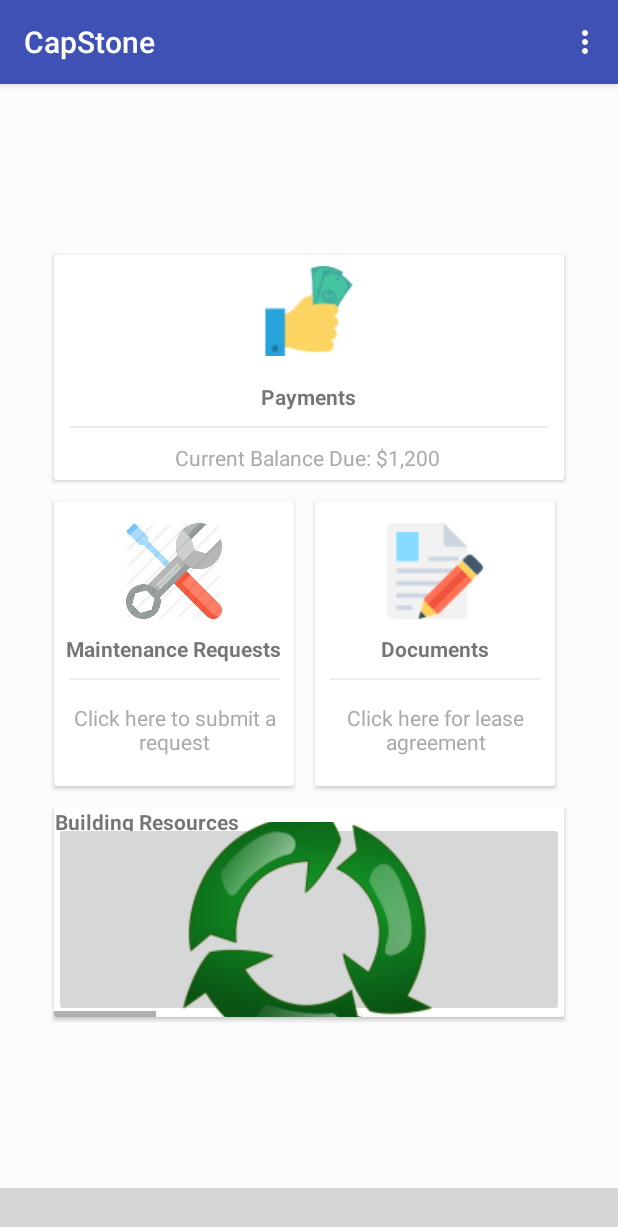
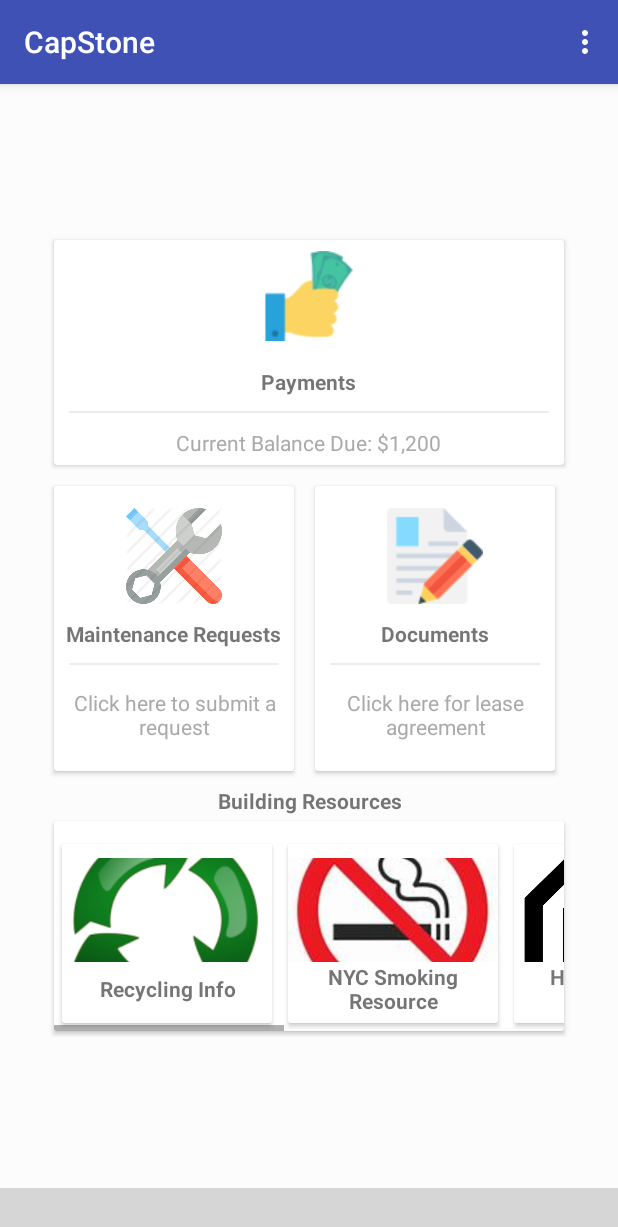
Before and after one commit to jervona/Abode, an Android app: the DashBoardFragment screen opened directly, with no data from a screen before it, on a phone screen of 412 x 824 dp. Shown: the top 1227 px of the screen. Run offline under Robolectric (Android 15) with nearby library versions, the phone set to English and light mode, and no system bars; our stand-ins replace ButterKnife, Firebase (no records; nobody signed in at launch, a user with empty details on screens opened directly); libraries missing offline, so code that uses them is left out: com.aurelhubert.ahbottomnavigation, com.paypal.android; plain views replace AHBottomNavigation; 12 statements that could not run were skipped; grey boxes are pictures that could not be loaded.

Commit message:
fix item view for Building resources and placed the related code inside a method

```diff
--- a/app/build.gradle
+++ b/app/build.gradle
@@ -43,5 +43,6 @@ dependencies {
     compile 'com.android.support:recyclerview-v7:26.1.0'
     implementation 'com.github.aakira:expandable-layout:1.6.0@aar'
     implementation 'com.google.code.gson:gson:2.2.4'
+    compile 'com.paypal.sdk:paypal-android-sdk:2.14.1'
 }
 apply plugin: 'com.google.gms.google-services'
--- a/app/src/main/java/nyc/c4q/capstone/BottomNavFragment/DashBoardFragment.java
+++ b/app/src/main/java/nyc/c4q/capstone/BottomNavFragment/DashBoardFragment.java
@@ -6,27 +6,19 @@ import android.os.Bundle;
 import android.support.annotation.NonNull;
 import android.support.annotation.Nullable;
 import android.support.v4.app.Fragment;
-import android.support.v4.app.FragmentManager;
-import android.support.v4.app.FragmentTransaction;
 import android.support.v7.widget.LinearLayoutManager;
 import android.support.v7.widget.RecyclerView;
-import android.util.Log;
 import android.view.LayoutInflater;
 import android.view.Menu;
 import android.view.MenuInflater;
 import android.view.MenuItem;
 import android.view.View;
 import android.view.ViewGroup;
-import android.widget.ImageButton;
 import android.widget.LinearLayout;
-import android.widget.Switch;
 
 import com.google.android.gms.auth.api.Auth;
 import com.google.firebase.auth.FirebaseAuth;
-import com.google.firebase.database.DataSnapshot;
-import com.google.firebase.database.DatabaseError;
 import com.google.firebase.database.FirebaseDatabase;
-import com.google.firebase.database.ValueEventListener;
 
 import java.util.ArrayList;
 import java.util.List;
@@ -34,12 +26,10 @@ import java.util.List;
 import nyc.c4q.capstone.MainActivity;
 import nyc.c4q.capstone.R;
 import nyc.c4q.capstone.dash_controller.DashAdapter;
-import nyc.c4q.capstone.dash_controller.Dash_Rv_Model;
+import nyc.c4q.capstone.dash_controller.DashRvModel;
 import nyc.c4q.capstone.database.TenantDataBaseHelper;
 import nyc.c4q.capstone.datamodels.Tickets;
 import nyc.c4q.capstone.datamodels.UserApartmentInfo;
-import nyc.c4q.capstone.maintenance.NewRequestFragment;
-import nyc.c4q.capstone.maintenance.SubmittedAdapter;
 import nyc.c4q.capstone.signupactivites.SignInActivity;
 
 
@@ -66,19 +56,7 @@ public class DashBoardFragment extends Fragment {
                              Bundle savedInstanceState) {
         rootView = inflater.inflate(R.layout.fragment_dash_board, container, false);
         setHasOptionsMenu(true);
-
-        RecyclerView recyclerView = rootView.findViewById(R.id.my_recycler_view);
-        List<Dash_Rv_Model> models = new ArrayList<>();
-        models.add(new Dash_Rv_Model(R.drawable.recycle2,"Recycling Info","http://www1.nyc.gov/site/hpd/renters/harassment.page"));
-        models.add(new Dash_Rv_Model(R.drawable.no_smoking,"NYC Smoking Resource","http://www1.nyc.gov/nyc-resources/service/2493/smoking"));
-        models.add(new Dash_Rv_Model(R.drawable.housingcourtanswerslogo,"Housing Court Questions","http://housingcourtanswers.org/"));
-        models.add(new Dash_Rv_Model(R.drawable.nyc_logo,"NYC Rent Increase Info","http://www1.nyc.gov/nyc-resources/service/2069/new-york-city-rent-increase"));
-        models.add(new Dash_Rv_Model(R.drawable.nyc_logo,"Are you Being Harassedd","http://www1.nyc.gov/site/hpd/renters/harassment.page"));
-
-        DashAdapter dashAdapter = new DashAdapter(models);
-        LinearLayoutManager linearLayoutManager = new LinearLayoutManager(getContext(),LinearLayoutManager.HORIZONTAL,false);
-        recyclerView.setAdapter(dashAdapter);
-        recyclerView.setLayoutManager(linearLayoutManager);
+        resources();
 
 
         return rootView;
@@ -89,7 +67,6 @@ public class DashBoardFragment extends Fragment {
     public void onViewCreated(@NonNull View view, @Nullable Bundle savedInstanceState) {
         super.onViewCreated(view, savedInstanceState);
         db = TenantDataBaseHelper.getInstance(FirebaseDatabase.getInstance());
-
 
     }
 
@@ -115,7 +92,21 @@ public class DashBoardFragment extends Fragment {
     }
 
     public static void giveStuff(List<Tickets> messages, UserApartmentInfo user) {
-        Log.e("User",user.getAPT());
-        Log.e("mess",messages.size()+"");
+
+    }
+
+
+    public void resources() {
+        RecyclerView recyclerView = rootView.findViewById(R.id.my_recycler_view);
+        List<DashRvModel> models = new ArrayList<>();
+        models.add(new DashRvModel(R.drawable.recycle2, "Recycling Info", "http://www1.nyc.gov/site/hpd/renters/harassment.page"));
+        models.add(new DashRvModel(R.drawable.no_smoking, "NYC Smoking Resource", "http://www1.nyc.gov/nyc-resources/service/2493/smoking"));
+        models.add(new DashRvModel(R.drawable.housingcourtanswerslogo, "Housing Court Questions", "http://housingcourtanswers.org/"));
+        models.add(new DashRvModel(R.drawable.nyc_logo, "NYC Rent Increase Info", "http://www1.nyc.gov/nyc-resources/service/2069/new-york-city-rent-increase"));
+        models.add(new DashRvModel(R.drawable.nyc_logo, "Are you Being Harassedd", "http://www1.nyc.gov/site/hpd/renters/harassment.page"));
+        DashAdapter dashAdapter = new DashAdapter(models);
+        LinearLayoutManager linearLayoutManager = new LinearLayoutManager(getContext(), LinearLayoutManager.HORIZONTAL, false);
+        recyclerView.setAdapter(dashAdapter);
+        recyclerView.setLayoutManager(linearLayoutManager);
     }
 }
--- a/app/src/main/java/nyc/c4q/capstone/BottomNavFragment/MaintanceFragment.java
+++ b/app/src/main/java/nyc/c4q/capstone/BottomNavFragment/MaintanceFragment.java
@@ -31,6 +31,7 @@ import com.google.firebase.database.GenericTypeIndicator;
 import com.google.firebase.database.ValueEventListener;
 import com.google.firebase.storage.FirebaseStorage;
 
+import java.util.Collections;
 import java.util.List;
 
 import butterknife.BindView;
@@ -79,7 +80,6 @@ public class MaintanceFragment extends Fragment {
         setHasOptionsMenu(true);
         ButterKnife.bind(this, rootView);
         layoutManager = new LinearLayoutManager(getContext());
-        layoutManager.setReverseLayout(true);
         recyclerView.setLayoutManager(layoutManager);
         return rootView;
     }
@@ -121,6 +121,7 @@ public class MaintanceFragment extends Fragment {
                 GenericTypeIndicator<List<Tickets>> t = new GenericTypeIndicator<List<Tickets>>() {};
                 ticketsList = dataSnapshot.getValue(t);
                 if (ticketsList != null) {
+                    Collections.reverse(ticketsList);
                     adapter.updateTicketListItems(ticketsList);
                 }
             }
--- a/app/src/main/java/nyc/c4q/capstone/dash_controller/DashAdapter.java
+++ b/app/src/main/java/nyc/c4q/capstone/dash_controller/DashAdapter.java
@@ -16,9 +16,9 @@ import nyc.c4q.capstone.R;
 public class DashAdapter extends RecyclerView.Adapter<DashHolder> {
 
 
-    List<Dash_Rv_Model> dash_rv_modelList;
+    private List<DashRvModel> dash_rv_modelList;
 
-    public DashAdapter(List<Dash_Rv_Model> dash_rv_modelList) {
+    public DashAdapter(List<DashRvModel> dash_rv_modelList) {
         this.dash_rv_modelList = dash_rv_modelList;
     }
 
@@ -30,7 +30,7 @@ public class DashAdapter extends RecyclerView.Adapter<DashHolder> {
 
     @Override
     public void onBindViewHolder(DashHolder holder, int position) {
-        Dash_Rv_Model dash_rv_model = dash_rv_modelList.get(position);
+        DashRvModel dash_rv_model = dash_rv_modelList.get(position);
         holder.onBind(dash_rv_model);
 
     }
--- a/app/src/main/java/nyc/c4q/capstone/dash_controller/DashHolder.java
+++ b/app/src/main/java/nyc/c4q/capstone/dash_controller/DashHolder.java
@@ -2,20 +2,13 @@ package nyc.c4q.capstone.dash_controller;
 
 import android.content.Context;
 import android.content.Intent;
-import android.media.Image;
 import android.net.Uri;
-import android.support.v7.app.AppCompatActivity;
 import android.support.v7.widget.RecyclerView;
-import android.util.Log;
 import android.view.View;
 import android.widget.ImageView;
-import android.widget.LinearLayout;
 import android.widget.TextView;
-import android.widget.Toast;
 
 import nyc.c4q.capstone.R;
-
-import static android.content.ContentValues.TAG;
 
 /**
  * Created by D on 3/31/18.
@@ -26,7 +19,7 @@ public class DashHolder extends RecyclerView.ViewHolder {
     private ImageView resource_pic;
     private TextView resource_text;
     private Context context;
-    private Dash_Rv_Model dash_rv_model;
+    private DashRvModel dash_rv_model;
 
     public DashHolder(View itemView) {
         super(itemView);
@@ -35,7 +28,7 @@ public class DashHolder extends RecyclerView.ViewHolder {
         context = itemView.getContext();
     }
 
-    public void onBind(Dash_Rv_Model data) {
+    public void onBind(DashRvModel data) {
         this.dash_rv_model = data;
         resource_pic.setImageResource(dash_rv_model.getResource_icon());
         resource_text.setText(dash_rv_model.getResource_name());
--- a/app/src/main/java/nyc/c4q/capstone/dash_controller/Dash_Rv_Model.java
+++ b/app/src/main/java/nyc/c4q/capstone/dash_controller/DashRvModel.java
@@ -4,14 +4,14 @@ package nyc.c4q.capstone.dash_controller;
  * Created by D on 3/31/18.
  */
 
-public class Dash_Rv_Model {
+public class DashRvModel {
 
     private int resource_icon;
     private String resource_name;
     private String url;
 
 
-    public Dash_Rv_Model(int resource_icon, String resource_name, String url) {
+    public DashRvModel(int resource_icon, String resource_name, String url) {
         this.resource_icon = resource_icon;
         this.resource_name = resource_name;
         this.url = url;
--- a/app/src/main/java/nyc/c4q/capstone/PaymentDiffCallback.java
+++ b/app/src/main/java/nyc/c4q/capstone/diffutilies/PaymentDiffCallback.java
@@ -1,4 +1,4 @@
-package nyc.c4q.capstone;
+package nyc.c4q.capstone.diffutilies;
 
 import android.support.annotation.Nullable;
 import android.support.v7.util.DiffUtil;
--- a/app/src/main/java/nyc/c4q/capstone/TicketsDiffCallback.java
+++ b/app/src/main/java/nyc/c4q/capstone/diffutilies/TicketsDiffCallback.java
@@ -1,4 +1,4 @@
-package nyc.c4q.capstone;
+package nyc.c4q.capstone.diffutilies;
 
 import android.support.annotation.Nullable;
 import android.support.v7.util.DiffUtil;
--- a/app/src/main/java/nyc/c4q/capstone/maintenance/SubmittedAdapter.java
+++ b/app/src/main/java/nyc/c4q/capstone/maintenance/SubmittedAdapter.java
@@ -10,7 +10,7 @@ import java.util.ArrayList;
 import java.util.List;
 
 import nyc.c4q.capstone.R;
-import nyc.c4q.capstone.TicketsDiffCallback;
+import nyc.c4q.capstone.diffutilies.TicketsDiffCallback;
 import nyc.c4q.capstone.datamodels.Tickets;
 
 /**
--- a/app/src/main/java/nyc/c4q/capstone/payment_history_package/PaymentHistoryAdapter.java
+++ b/app/src/main/java/nyc/c4q/capstone/payment_history_package/PaymentHistoryAdapter.java
@@ -9,11 +9,9 @@ import android.view.ViewGroup;
 import java.util.ArrayList;
 import java.util.List;
 
-import nyc.c4q.capstone.PaymentDiffCallback;
+import nyc.c4q.capstone.diffutilies.PaymentDiffCallback;
 import nyc.c4q.capstone.R;
-import nyc.c4q.capstone.TicketsDiffCallback;
 import nyc.c4q.capstone.datamodels.PaymentHistoryModel;
-import nyc.c4q.capstone.datamodels.Tickets;
 
 /**
  * Created by D on 3/18/18.
--- a/app/src/main/res/layout/dash_board_itemview.xml
+++ b/app/src/main/res/layout/dash_board_itemview.xml
@@ -1,31 +1,35 @@
 <?xml version="1.0" encoding="utf-8"?>
-<LinearLayout xmlns:android="http://schemas.android.com/apk/res/android"
+<android.support.v7.widget.CardView xmlns:android="http://schemas.android.com/apk/res/android"
     android:id="@+id/dash_rv"
-    android:layout_width="match_parent"
+    android:layout_width="140dp"
     android:layout_height="match_parent"
-    android:orientation="horizontal">
+    android:orientation="vertical"
+    android:layout_margin="5dp">
 
-    <ImageButton
-        android:id="@+id/rv_image"
+    <LinearLayout
         android:layout_width="match_parent"
-        android:layout_height="match_parent" />
+        android:layout_height="match_parent"
+        android:gravity="center"
+        android:orientation="vertical">
 
-    <View
-        android:id="@+id/default_rv_view"
-        android:layout_width="match_parent"
-        android:layout_height="1dp"
-        android:background="@color/lightgray"
-        android:layout_margin="10dp"/>
+        <ImageView
+            android:id="@+id/rv_image"
+            android:layout_width="match_parent"
+            android:layout_height="0dp"
+            android:layout_marginTop="9dp"
+            android:layout_weight="2"
+            android:scaleType="centerCrop"/>
 
-    <TextView
-        android:id="@+id/rv_textview"
-        android:layout_width="wrap_content"
-        android:layout_height="wrap_content"
-        android:textStyle="bold"
-        android:layout_marginTop="10dp"
-
-        />
+        <TextView
+            android:id="@+id/rv_textview"
+            android:layout_width="match_parent"
+            android:layout_height="0dp"
+            android:layout_marginBottom="5dp"
+            android:layout_weight="1"
+            android:gravity="center"
+            android:textAlignment="center"
+            android:textStyle="bold" />
+    </LinearLayout>
 
 
-
-</LinearLayout>
+</android.support.v7.widget.CardView>
--- a/app/src/main/res/layout/fragment_dash_board.xml
+++ b/app/src/main/res/layout/fragment_dash_board.xml
@@ -6,8 +6,7 @@
     android:gravity="center"
     android:orientation="vertical"
     android:padding="10dp"
-    tools:context="nyc.c4q.capstone.BottomNavFragment.DashBoardFragment"
-    >
+    tools:context="nyc.c4q.capstone.BottomNavFragment.DashBoardFragment">
 
     <LinearLayout
         android:layout_width="match_parent"
@@ -32,14 +31,14 @@
                 <ImageView
                     android:layout_width="60dp"
                     android:layout_height="60dp"
-                    android:background="@drawable/paydash"
-                    android:layout_margin="7dp" />
+                    android:layout_margin="7dp"
+                    android:background="@drawable/paydash" />
 
                 <TextView
                     android:layout_width="wrap_content"
                     android:layout_height="wrap_content"
                     android:layout_marginTop="10dp"
-                    android:text="Payments"
+                    android:text="@string/payments"
                     android:textStyle="bold" />
 
                 <View
@@ -52,8 +51,7 @@
                     android:layout_width="wrap_content"
                     android:layout_height="wrap_content"
                     android:gravity="center"
-
-                    android:text="Current Balance Due: $1,200 "
+                    android:text="@string/current_balance_due_1_200"
                     android:textColor="@android:color/darker_gray" />
 
                 <TextView
@@ -61,7 +59,7 @@
                     android:layout_height="wrap_content"
                     android:gravity="center"
                     android:padding="5dp"
-                    android:text="Previous payment received:$1,200"
+                    android:text="@string/previous_payment_received_1_200"
                     android:textColor="@android:color/darker_gray" />
             </LinearLayout>
         </android.support.v7.widget.CardView>
@@ -100,7 +98,7 @@
                     android:layout_width="wrap_content"
                     android:layout_height="wrap_content"
                     android:layout_marginTop="10dp"
-                    android:text="Maintenance Requests"
+                    android:text="@string/maintenance_requests"
                     android:textStyle="bold" />
 
                 <View
@@ -114,7 +112,7 @@
                     android:layout_height="wrap_content"
                     android:gravity="center"
                     android:padding="5dp"
-                    android:text="Click here to submit a request"
+                    android:text="@string/click_here_to_submit_a_request"
                     android:textColor="@android:color/darker_gray" />
 
             </LinearLayout>
@@ -144,7 +142,7 @@
                     android:layout_width="wrap_content"
                     android:layout_height="wrap_content"
                     android:layout_marginTop="10dp"
-                    android:text="Documents"
+                    android:text="@string/documents"
                     android:textStyle="bold" />
 
                 <View
@@ -158,17 +156,20 @@
                     android:layout_height="wrap_content"
                     android:gravity="center"
                     android:padding="5dp"
-                    android:text="Click here for lease agreement"
+                    android:text="@string/click_here_for_lease_agreement"
                     android:textColor="@android:color/darker_gray" />
 
             </LinearLayout>
         </android.support.v7.widget.CardView>
 
-
     </LinearLayout>
 
-
-    <!--recyclerView-->
+    <TextView
+        android:layout_width="wrap_content"
+        android:layout_height="wrap_content"
+        android:gravity="center"
+        android:text="@string/building_resources"
+        android:textStyle="bold" />
 
     <LinearLayout
         android:layout_width="match_parent"
@@ -184,20 +185,6 @@
             android:clickable="true"
             android:foreground="?android:attr/selectableItemBackground">
 
-            <LinearLayout
-                android:layout_width="wrap_content"
-                android:layout_height="wrap_content"
-                android:orientation="horizontal">
-
-                <TextView
-                    android:layout_width="wrap_content"
-                    android:layout_height="wrap_content"
-                    android:gravity="center"
-                    android:text="@string/building_resources"
-                    android:textStyle="bold" />
-
-            </LinearLayout>
-
             <android.support.v7.widget.RecyclerView
                 android:id="@+id/my_recycler_view"
                 android:layout_width="match_parent"
--- a/app/src/main/res/layout/fragment_payment.xml
+++ b/app/src/main/res/layout/fragment_payment.xml
@@ -57,12 +57,16 @@
             android:layout_height="wrap_content"
             android:gravity="center"
             android:orientation="horizontal">
-
             <Button
                 android:id="@+id/pay_button"
                 android:layout_width="wrap_content"
                 android:layout_height="wrap_content"
                 android:text="pay" />
+            <Button android:id="@+id/paypal_button"
+                android:layout_height="wrap_content"
+                android:layout_width="wrap_content"
+                android:text="@string/paypal_button"
+                />
 
         </LinearLayout>
 
--- a/app/src/main/res/layout/fragment_pmdash_board.xml
+++ b/app/src/main/res/layout/fragment_pmdash_board.xml
@@ -1,8 +1,7 @@
 <FrameLayout xmlns:android="http://schemas.android.com/apk/res/android"
     xmlns:tools="http://schemas.android.com/tools"
     android:layout_width="match_parent"
-    android:layout_height="match_parent"
-    tools:context="nyc.c4q.capstone.PM.BottomNav.PMDashBoardFragment">
+    android:layout_height="match_parent">
 
     <!-- TODO: Update blank fragment layout -->
     <TextView
--- a/app/src/main/res/values/strings.xml
+++ b/app/src/main/res/values/strings.xml
@@ -14,6 +14,15 @@
     <string name="amount_paid">Amount Paid</string>
     <string name="payment_history">Payment History</string>
     <string name="building_resources">Building Resources</string>
+    <string name="resources">Resources</string>
+    <string name="paypal_button">Pay with PayPal</string>
+    <string name="current_balance_due_1_200">Current Balance Due: $1,200</string>
+    <string name="click_here_for_lease_agreement">Click here for lease agreement</string>
+    <string name="documents">Documents</string>
+    <string name="click_here_to_submit_a_request">Click here to submit a request</string>
+    <string name="maintenance_requests">Maintenance Requests</string>
+    <string name="previous_payment_received_1_200">Previous payment received:$1,200</string>
+    <string name="payments">Payments</string>
 
     <string-array name="location_options">
         <item>Bathroom</item>
```
Also changed, not shown: app/src/main/java/nyc/c4q/capstone/BottomNavFragment/PaymentFragment.java (+64 -32 lines), app/src/main/java/nyc/c4q/capstone/PM/BottomNav/PMDashBoardFragment.java (deleted, +0 -30 lines).
